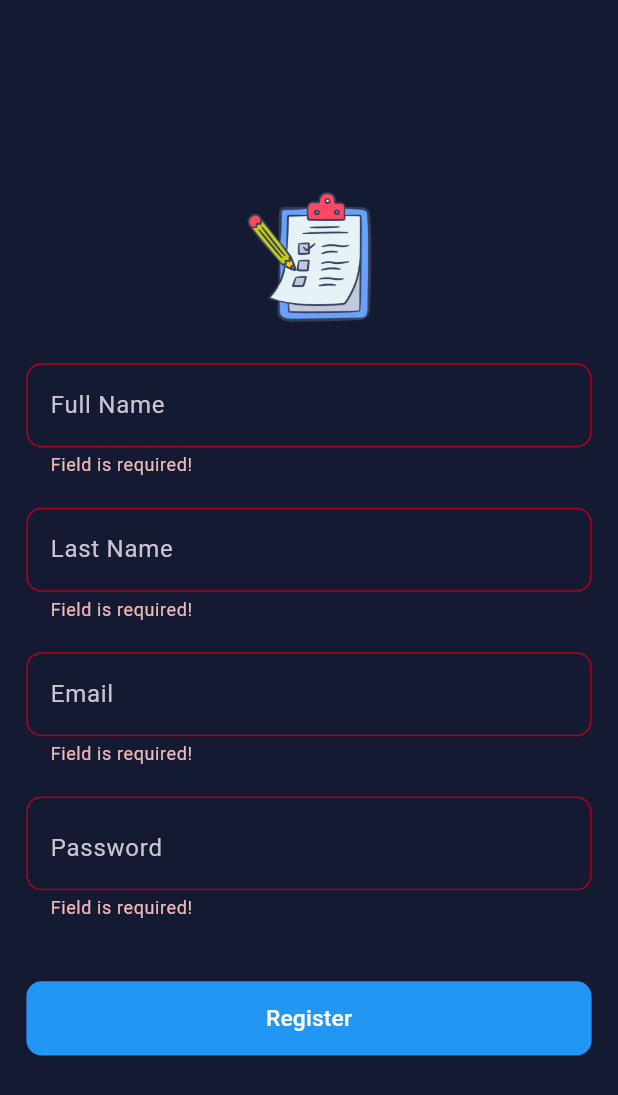
After one commit to OtiDavidChibueze/todo-flutter-appwrite, a Flutter app: the RegisterPage screen opened by its route, after a tap on "Register", on a phone screen of 412 x 824 dp. The commit adds this screen. Shown: the top 1095 px of the screen. Run offline on Flutter 3.47's test engine with Material 3 defaults, Android fonts, the phone set to English and light mode, and no system bars; our stand-ins replace appwrite, flutter_bloc, flutter_dotenv, flutter_screenutil, flutter_spinkit, fpdart and 4 more.

Commit message:
feat: implemeted register user auth

```diff
--- /dev/null
+++ b/lib/features/auth/data/model/user_model.dart
@@ -0,0 +1,95 @@
+import 'dart:convert';
+
+import 'package:todo_flutter_appwrite/features/auth/domain/entities/user_entiry.dart';
+
+class UserModel extends UserEntiry {
+  UserModel({
+    required super.lastname,
+    required super.id,
+    required super.firstname,
+    required super.email,
+    required super.password,
+    required super.profileImage,
+  });
+
+  UserModel copyWith({
+    String? id,
+    String? firstname,
+    String? lastname,
+    String? email,
+    String? password,
+    String? profileImage,
+  }) {
+    return UserModel(
+      id: id ?? this.id,
+      firstname: firstname ?? this.firstname,
+      lastname: lastname ?? this.lastname,
+      email: email ?? this.email,
+      password: password ?? this.password,
+      profileImage: profileImage ?? '',
+    );
+  }
+
+  Map<String, dynamic> toMap() {
+    return <String, dynamic>{
+      'id': id,
+      'firstname': firstname,
+      'lastname': lastname,
+      'email': email,
+      'password': password,
+      'profileImage': profileImage,
+    };
+  }
+
+  factory UserModel.fromMap(Map<String, dynamic> map) {
+    if (map['id'] == null ||
+        map['firstname'] == null ||
+        map['lastname'] == null ||
+        map['email'] == null ||
+        map['password'] == null ||
+        map['profileImage'] == null) {
+      throw FormatException('Missing required user fields: $map');
+    }
+
+    return UserModel(
+      id: map['id'] as String,
+      firstname: map['firstname'] as String,
+      lastname: map['lastname'] as String,
+      email: map['email'] as String,
+      password: map['password'] as String,
+      profileImage: map['profileImage'] as String,
+    );
+  }
+
+  String toJson() => json.encode(toMap());
+
+  factory UserModel.fromJson(String source) =>
+      UserModel.fromMap(json.decode(source) as Map<String, dynamic>);
+
+  @override
+  String toString() {
+    return 'UserModel(id: $id, firstname: $firstname, lastname: $lastname, email: $email, password: $password, profileImage: $profileImage)';
+  }
+
+  @override
+  bool operator ==(covariant UserModel other) {
+    if (identical(this, other)) return true;
+
+    return other.id == id &&
+        other.firstname == firstname &&
+        other.lastname == lastname &&
+        other.email == email &&
+        other.password == password &&
+        other.profileImage == profileImage;
+  }
+
+  @override
+  int get hashCode {
+    return id.hashCode ^
+        firstname.hashCode ^
+        lastname.hashCode ^
+        email.hashCode ^
+        password.hashCode ^
+        profileImage.hashCode;
+  }
+}
--- /dev/null
+++ b/lib/features/auth/data/repository/auth_repository_impl.dart
@@ -0,0 +1,46 @@
+import 'package:appwrite/appwrite.dart';
+import 'package:fpdart/fpdart.dart';
+import 'package:todo_flutter_appwrite/core/error/exception.dart';
+import 'package:todo_flutter_appwrite/core/error/failure.dart';
+import 'package:todo_flutter_appwrite/features/auth/data/source/remote/auth_appwrite_remote_source.dart';
+import 'package:todo_flutter_appwrite/features/auth/domain/entities/user_entiry.dart';
+import 'package:todo_flutter_appwrite/features/auth/domain/repository/auth_repository.dart';
+
+class AuthRepositoryImpl implements AuthRepository {
+  final AuthAppwriteRemoteSource _authAppwriteRemoteSource;
+
+  AuthRepositoryImpl({
+    required AuthAppwriteRemoteSource authAppwriteRemoteSource,
+  }) : _authAppwriteRemoteSource = authAppwriteRemoteSource;
+
+  @override
+  Future<Either<Failure, UserEntiry>> registerUser({
+    required String firstname,
+    required String lastname,
+    required String email,
+    required String password,
+  }) async {
+    return _getUser(
+      () async => await _authAppwriteRemoteSource.registerUser(
+        firstname: firstname,
+        lastname: lastname,
+        email: email,
+        password: password,
+      ),
+    );
+  }
+
+  Future<Either<Failure, UserEntiry>> _getUser(
+    Future<UserEntiry> Function() fn,
+  ) async {
+    try {
+      final data = await fn();
+
+      return Right(data);
+    } on AppwriteException catch (e) {
+      return Left(Failure(e.message!));
+    } on ServerException catch (e) {
+      return Left(Failure(e.message));
+    }
+  }
+}
--- /dev/null
+++ b/lib/features/auth/data/source/remote/auth_appwrite_remote_source.dart
@@ -0,0 +1,68 @@
+import 'package:appwrite/appwrite.dart';
+import 'package:internet_connection_checker/internet_connection_checker.dart';
+import 'package:todo_flutter_appwrite/core/constants/app_write_strings.dart';
+import 'package:todo_flutter_appwrite/core/error/exception.dart';
+import 'package:todo_flutter_appwrite/core/logger/app_logger.dart';
+import 'package:todo_flutter_appwrite/core/provider/app_write_provider.dart';
+import 'package:todo_flutter_appwrite/features/auth/data/model/user_model.dart';
+
+abstract interface class AuthAppwriteRemoteSource {
+  Future<UserModel> registerUser({
+    required String firstname,
+    required String lastname,
+    required String email,
+    required String password,
+  });
+}
+
+class AuthAppwriteRemoteSourceImpl implements AuthAppwriteRemoteSource {
+  final AppWriteProvider _appWriteProvider;
+  final InternetConnectionChecker _internetConnectionChecker;
+
+  AuthAppwriteRemoteSourceImpl({
+    required AppWriteProvider appWriteProvider,
+    required InternetConnectionChecker internetConnectionChecker,
+  }) : _appWriteProvider = appWriteProvider,
+       _internetConnectionChecker = internetConnectionChecker;
+
+  @override
+  Future<UserModel> registerUser({
+    required String firstname,
+    required String lastname,
+    required String email,
+    required String password,
+  }) async {
+    try {
+      if (await _internetConnectionChecker.hasConnection) {
+        final response = await _appWriteProvider.account!.create(
+          userId: ID.unique(),
+          email: email,
+          password: password,
+          name: '$firstname $lastname',
+        );
+
+        await _appWriteProvider.database!.createDocument(
+          databaseId: AppWriteStrings.databaseId,
+          collectionId: AppWriteStrings.userCollectionId,
+          documentId: response.$id,
+          data: {
+            'id': response.$id,
+            'fullname': '$firstname $lastname',
+            'firstname': firstname,
+            'lastname': lastname,
+            'email': email,
+            'profileImage': '',
+          },
+        );
+
+        AppLogger.i('User registered successfully: $response.tolMap()');
+
+        return UserModel.fromMap(response.toMap());
+      }
+      throw ServerException(message: 'No internet connection');
+    } catch (e) {
+      AppLogger.e(e.toString());
+      throw ServerException(message: '$e');
+    }
+  }
+}
--- /dev/null
+++ b/lib/features/auth/domain/entities/user_entiry.dart
@@ -0,0 +1,17 @@
+class UserEntiry {
+  final String id;
+  final String firstname;
+  final String lastname;
+  final String email;
+  final String password;
+  final String profileImage;
+
+  UserEntiry({
+    required this.id,
+    required this.firstname,
+    required this.lastname,
+    required this.email,
+    required this.password,
+    required this.profileImage,
+  });
+}
--- /dev/null
+++ b/lib/features/auth/domain/repository/auth_repository.dart
@@ -0,0 +1,12 @@
+import 'package:fpdart/fpdart.dart';
+import 'package:todo_flutter_appwrite/core/error/failure.dart';
+import 'package:todo_flutter_appwrite/features/auth/domain/entities/user_entiry.dart';
+
+abstract interface class AuthRepository {
+  Future<Either<Failure, UserEntiry>> registerUser({
+    required String firstname,
+    required String lastname,
+    required String email,
+    required String password,
+  });
+}
--- /dev/null
+++ b/lib/features/auth/domain/usecases/register_user_usecase.dart
@@ -0,0 +1,36 @@
+import 'package:fpdart/fpdart.dart';
+import 'package:todo_flutter_appwrite/core/error/failure.dart';
+import 'package:todo_flutter_appwrite/core/usecases/use_cases.dart';
+import 'package:todo_flutter_appwrite/features/auth/domain/entities/user_entiry.dart';
+import 'package:todo_flutter_appwrite/features/auth/domain/repository/auth_repository.dart';
+
+class RegisterUserUsecase implements UseCases<UserEntiry, RegisterUserParams> {
+  final AuthRepository _authRepository;
+
+  RegisterUserUsecase({required AuthRepository authRepository})
+    : _authRepository = authRepository;
+
+  @override
+  Future<Either<Failure, UserEntiry>> call(RegisterUserParams params) async {
+    return await _authRepository.registerUser(
+      firstname: params.firstname,
+      lastname: params.lastname,
+      email: params.email,
+      password: params.password,
+    );
+  }
+}
+
+class RegisterUserParams {
+  final String firstname;
+  final String lastname;
+  final String email;
+  final String password;
+
+  RegisterUserParams({
+    required this.firstname,
+    required this.lastname,
+    required this.email,
+    required this.password,
+  });
+}
--- /dev/null
+++ b/lib/features/auth/presentation/bloc/auth_bloc.dart
@@ -0,0 +1,36 @@
+import 'package:flutter_bloc/flutter_bloc.dart';
+import 'package:todo_flutter_appwrite/features/auth/domain/entities/user_entiry.dart';
+import 'package:todo_flutter_appwrite/features/auth/domain/usecases/register_user_usecase.dart';
+
+part 'auth_event.dart';
+part 'auth_state.dart';
+
+class AuthBloc extends Bloc<AuthEvent, AuthState> {
+  final RegisterUserUsecase _registerUserUsecase;
+
+  AuthBloc({required RegisterUserUsecase registerUserUsecase})
+    : _registerUserUsecase = registerUserUsecase,
+      super(AuthInitialState()) {
+    on<AuthEvent>((_, emit) => emit(AuthLoadingState()));
+    on<AuthRegisterEvent>(_onAuthRegisterEvent);
+  }
+
+  Future<void> _onAuthRegisterEvent(
+    AuthRegisterEvent event,
+    Emitter<AuthState> emit,
+  ) async {
+    final result = await _registerUserUsecase(
+      RegisterUserParams(
+        firstname: event.firstname,
+        lastname: event.lastname,
+        email: event.email,
+        password: event.password,
+      ),
+    );
+
+    result.fold(
+      (l) => emit(AuthErrorState(errorMsg: l.message)),
+      (r) => emit(AuthSuccessState(user: r)),
+    );
+  }
+}
--- /dev/null
+++ b/lib/features/auth/presentation/bloc/auth_event.dart
@@ -0,0 +1,17 @@
+part of 'auth_bloc.dart';
+
+sealed class AuthEvent {}
+
+final class AuthRegisterEvent extends AuthEvent {
+  final String firstname;
+  final String lastname;
+  final String email;
+  final String password;
+
+  AuthRegisterEvent({
+    required this.firstname,
+    required this.lastname,
+    required this.email,
+    required this.password,
+  });
+}
--- /dev/null
+++ b/lib/features/auth/presentation/bloc/auth_state.dart
@@ -0,0 +1,17 @@
+part of 'auth_bloc.dart';
+
+sealed class AuthState {}
+
+final class AuthInitialState extends AuthState {}
+
+final class AuthLoadingState extends AuthState {}
+
+final class AuthSuccessState extends AuthState {
+  final UserEntiry user;
+  AuthSuccessState({required this.user});
+}
+
+final class AuthErrorState extends AuthState {
+  final String errorMsg;
+  AuthErrorState({required this.errorMsg});
+}
--- /dev/null
+++ b/lib/features/auth/presentation/pages/register.dart
@@ -0,0 +1,169 @@
+import 'package:flutter/material.dart';
+import 'package:flutter_bloc/flutter_bloc.dart';
+import 'package:go_router/go_router.dart';
+import 'package:todo_flutter_appwrite/core/common/theme/app_color.dart';
+import 'package:todo_flutter_appwrite/core/constants/app_images_url.dart';
+import 'package:todo_flutter_appwrite/core/constants/app_string.dart';
+import 'package:todo_flutter_appwrite/core/utils/custom_snackbar.dart';
+import 'package:todo_flutter_appwrite/core/utils/fullscreen_dialog_loader.dart';
+import 'package:todo_flutter_appwrite/core/utils/size_utils.dart';
+import 'package:todo_flutter_appwrite/core/utils/validation/validators.dart';
+import 'package:todo_flutter_appwrite/features/auth/presentation/bloc/auth_bloc.dart';
+import 'package:todo_flutter_appwrite/features/auth/presentation/pages/login.dart';
+import 'package:todo_flutter_appwrite/features/auth/presentation/widgets/custom_button_widget.dart';
+import 'package:todo_flutter_appwrite/features/auth/presentation/widgets/custom_textfield_widget.dart';
+
+class RegisterPage extends StatefulWidget {
+  static const String routeName = 'register';
+
+  const RegisterPage({super.key});
+
+  @override
+  State<RegisterPage> createState() => _RegisterPageState();
+}
+
+class _RegisterPageState extends State<RegisterPage> {
+  final _registerKey = GlobalKey<FormState>();
+  final TextEditingController _firstnameCtrl = TextEditingController();
+  final TextEditingController _lastnameCtrl = TextEditingController();
+  final TextEditingController _emailCtrl = TextEditingController();
+  final TextEditingController _passwordCtrl = TextEditingController();
+  bool isPasswordVisible = false;
+
+  @override
+  void dispose() {
+    super.dispose();
+
+    _firstnameCtrl.dispose();
+    _lastnameCtrl.dispose();
+    _emailCtrl.dispose();
+    _passwordCtrl.dispose();
+  }
+
+  void clearInputs() {
+    _firstnameCtrl.clear();
+    _lastnameCtrl.clear();
+    _emailCtrl.clear();
+    _passwordCtrl.clear();
+  }
+
+  @override
+  Widget build(BuildContext context) {
+    return Scaffold(
+      body: BlocConsumer<AuthBloc, AuthState>(
+        listener: (context, state) {
+          if (state is AuthLoadingState) {
+            return FullscreenDialogLoader.show(context);
+          }
+
+          if (state is AuthErrorState) {
+            FullscreenDialogLoader.cancel(context);
+            CustomSnackbar.showError(context, state.errorMsg);
+          }
+
+          if (state is AuthSuccessState) {
+            FullscreenDialogLoader.cancel(context);
+            clearInputs();
+            CustomSnackbar.showSuccess(context, AppString.registerSuccessMsg);
+            context.goNamed(LoginPage.routeName);
+          }
+        },
+        builder: (context, state) {
+          return Center(
+            child: SingleChildScrollView(
+              physics: BouncingScrollPhysics(),
+              child: Padding(
+                padding: EdgeInsets.symmetric(
+                  horizontal: w(16),
+                  vertical: h(16),
+                ),
+                child: Form(
+                  key: _registerKey,
+                  child: Column(
+                    children: [
+                      Image.asset(
+                        AppImageUrl.logo,
+                        width: w(100),
+                        height: h(100),
+                      ),
+
+                      VSpace(20),
+
+                      CustomTextfieldWidget(
+                        hintText: AppString.fullname,
+                        controller: _firstnameCtrl,
+                        keyboardType: TextInputType.name,
+                        validator: (value) => Validations.isEmpty(value),
+                      ),
+
+                      VSpace(20),
+
+                      CustomTextfieldWidget(
+                        hintText: AppString.lastname,
+                        controller: _lastnameCtrl,
+                        keyboardType: TextInputType.name,
+                        validator: (value) => Validations.isEmpty(value),
+                      ),
+
+                      VSpace(20),
+
+                      CustomTextfieldWidget(
+                        hintText: AppString.email,
+                        controller: _emailCtrl,
+                        keyboardType: TextInputType.emailAddress,
+                        validator: (value) => Validations.email(value),
+                      ),
+
+                      VSpace(20),
+
+                      CustomTextfieldWidget(
+                        hintText: AppString.password,
+                        controller: _passwordCtrl,
+                        obscureText: !isPasswordVisible,
+                        keyboardType: TextInputType.visiblePassword,
+                        validator: (value) => Validations.password(value),
+                        suffix: InkWell(
+                          onTap: () {
+                            isPasswordVisible = !isPasswordVisible;
+
+                            setState(() {});
+                          },
+                          child: Icon(
+                            isPasswordVisible
+                                ? Icons.visibility
+                                : Icons.visibility_off,
+                            color: AppColor.greyColor,
+                          ),
+                        ),
+                      ),
+
+                      VSpace(40),
+
+                      CustomButtonWidget(
+                        btnText: AppString.register,
+                        onPressed: () {
+                          if (_registerKey.currentState!.validate()) {
+                            context.read<AuthBloc>().add(
+                              AuthRegisterEvent(
+                                firstname: _firstnameCtrl.text.trim(),
+                                lastname: _lastnameCtrl.text.trim(),
+                                email: _emailCtrl.text.trim(),
+                                password: _passwordCtrl.text.trim(),
+                              ),
+                            );
+
+                            clearInputs();
+                          }
+                        },
+                      ),
+                    ],
+                  ),
+                ),
+              ),
+            ),
+          );
+        },
+      ),
+    );
+  }
+}
```
Also changed, not shown: lib/core/di/locator.dart (+25 -0 lines), lib/core/usecases/use_cases.dart (added, +8 -0 lines), lib/features/auth/presentation/pages/login.dart (added, +126 -0 lines), lib/main.dart (+6 -1 lines).
